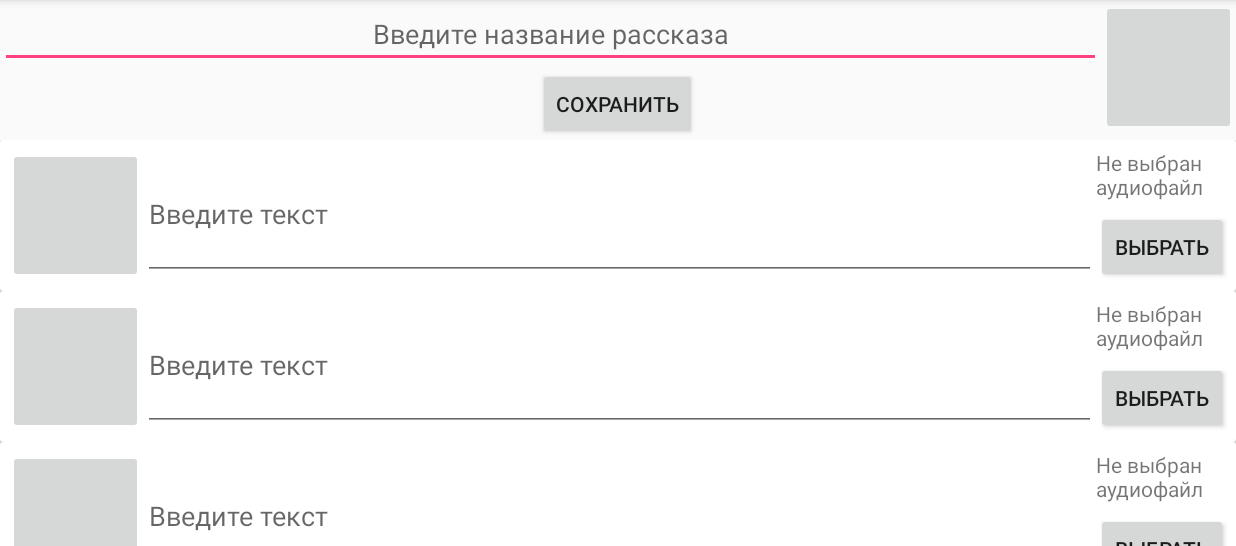
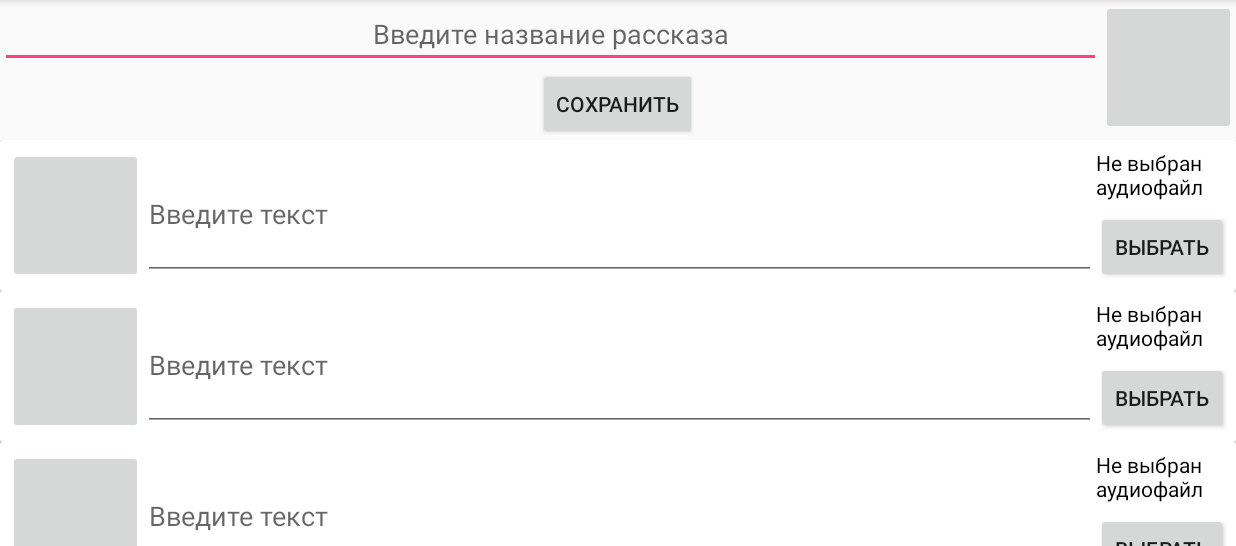
Before and after one commit to MakBeard/geekday_2016, an Android app: the TaleCreatingActivity screen opened directly, with no data from a screen before it, on a phone screen of 824 x 412 dp (held sideways), the part 72-618 px from its top. Run offline under Robolectric (Android 15) with nearby library versions, the phone set to English and light mode, and no system bars; our stand-ins replace ButterKnife; libraries missing offline, so code that uses them is left out: com.pushtorefresh.storio; 1 statement that could not run was skipped.

Commit message:
text color

```diff
--- a/app/src/main/res/layout/activity_tale_player.xml
+++ b/app/src/main/res/layout/activity_tale_player.xml
@@ -21,6 +21,7 @@
             android:keepScreenOn="true" />
 
         <TextView
+
             android:id="@+id/taleplayer_text"
             android:layout_width="match_parent"
             android:layout_height="wrap_content"
--- a/app/src/main/res/layout/activity_tale_read_pick.xml
+++ b/app/src/main/res/layout/activity_tale_read_pick.xml
@@ -27,6 +27,7 @@
                     android:src="@drawable/splashimagelogo"/>
 
                 <TextView
+                    android:textColor="#000000"
                     android:id="@+id/text_part1_textview"
                     android:layout_width="wrap_content"
                     android:layout_height="wrap_content"
@@ -50,6 +51,7 @@
                     android:src="@drawable/splashimagelogo"/>
 
                 <TextView
+                    android:textColor="#000000"
                     android:id="@+id/text_part2_textview"
                     android:layout_width="wrap_content"
                     android:layout_height="wrap_content"
@@ -73,6 +75,7 @@
                     android:src="@drawable/splashimagelogo"/>
 
                 <TextView
+                    android:textColor="#000000"
                     android:id="@+id/text_part3_textview"
                     android:layout_width="wrap_content"
                     android:layout_height="wrap_content"
@@ -96,6 +99,7 @@
                     android:src="@drawable/splashimagelogo"/>
 
                 <TextView
+                    android:textColor="#000000"
                     android:id="@+id/text_part4_textview"
                     android:layout_width="wrap_content"
                     android:layout_height="wrap_content"
--- a/app/src/main/res/layout/tale_cardview.xml
+++ b/app/src/main/res/layout/tale_cardview.xml
@@ -26,6 +26,7 @@
             />
 
         <TextView
+            android:textColor="#000000"
             android:id="@+id/tale_name_textview"
             android:layout_width="match_parent"
             android:layout_height="match_parent"
--- a/app/src/main/res/layout/talepart_cardview.xml
+++ b/app/src/main/res/layout/talepart_cardview.xml
@@ -37,6 +37,7 @@
             android:layout_toStartOf="@id/choose_audio_button"/>
 
         <TextView
+            android:textColor="#000000"
             android:id="@+id/audio_textview"
             android:layout_width="wrap_content"
             android:layout_height="wrap_content"
```
